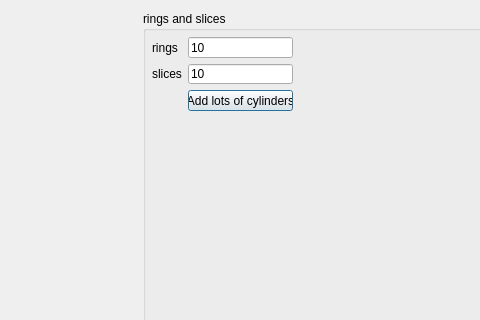
Qt form ui/lotsofcylinders.ui (ScreamingUdder/Qt3D-Examples) before a commit; both pictures show x 376 to 856 and y 0 to 320 of the 1031 by 780 pixel window.
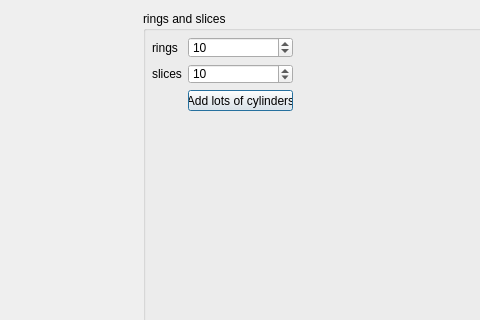
The same form after that commit.

Commit message: various improvements, using spinbox instead of line edits

What changed in the file:
```diff
--- a/ui/lotsofcylinders.ui
+++ b/ui/lotsofcylinders.ui
@@ -40,10 +40,13 @@
         </widget>
        </item>
        <item row="0" column="1">
-        <widget class="QLineEdit" name="ringslineedit">
-         <property name="text">
+        <widget class="QSpinBox" name="ringslineedit">
+         <property name="text" stdset="0">
           <string>10</string>
          </property>
+         <property name="value">
+          <number>10</number>
+         </property>
         </widget>
        </item>
        <item row="1" column="0">
@@ -54,10 +57,13 @@
         </widget>
        </item>
        <item row="1" column="1">
-        <widget class="QLineEdit" name="sliceslineedit">
-         <property name="text">
+        <widget class="QSpinBox" name="sliceslineedit">
+         <property name="text" stdset="0">
           <string>10</string>
          </property>
+         <property name="value">
+          <number>10</number>
+         </property>
         </widget>
        </item>
        <item row="2" column="1">
```
The commit also changes 6 other files.
